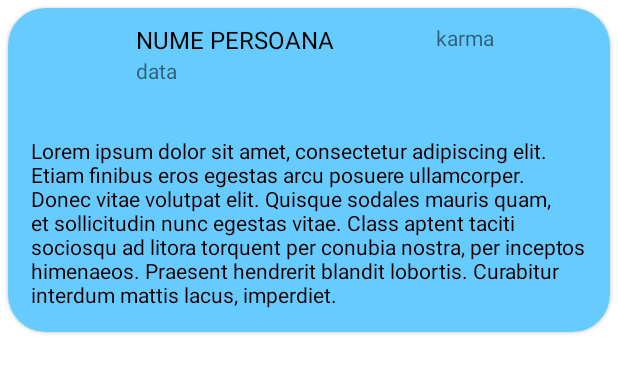
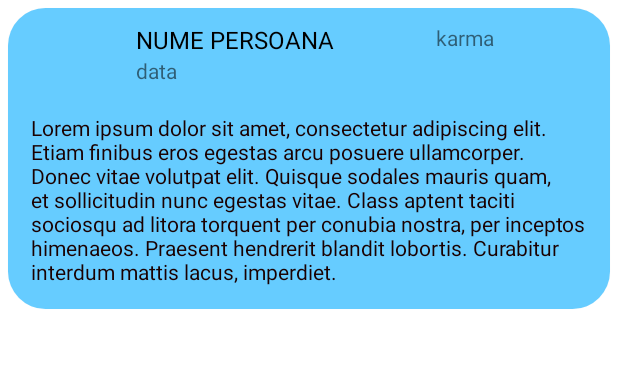
Before and after one commit to marcgr9/PassTogether, an Android app: the layout card_test.xml on its own in the app's theme, with its tools: preview values and no code run, on a phone screen of 412 x 824 dp. Shown: the top 373 px of the screen. Run offline under Robolectric (Android 15) with nearby library versions, the phone set to English and light mode, and no system bars.

Commit message:
card margin resized

```diff
--- a/app/src/main/res/layout/card_test.xml
+++ b/app/src/main/res/layout/card_test.xml
@@ -53,7 +53,9 @@
         <RelativeLayout
             android:layout_width="match_parent"
             android:layout_height="wrap_content"
-            android:layout_margin="15dp"
+            android:layout_marginLeft="15dp"
+            android:layout_marginBottom="15dp"
+            android:layout_marginRight="15dp"
             android:layout_below="@id/SUUS"
             android:id="@+id/down">
         <TextView
```
